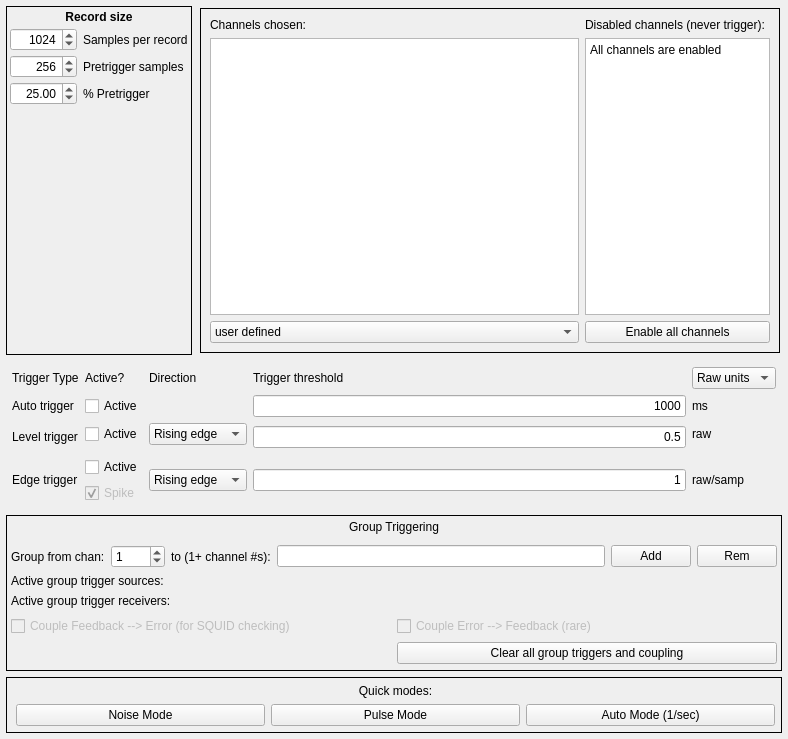
The window that dastardcommander/ui/trigger_config.ui (usnistgov/dastardcommander) describes before a commit, drawn with Qt 5.
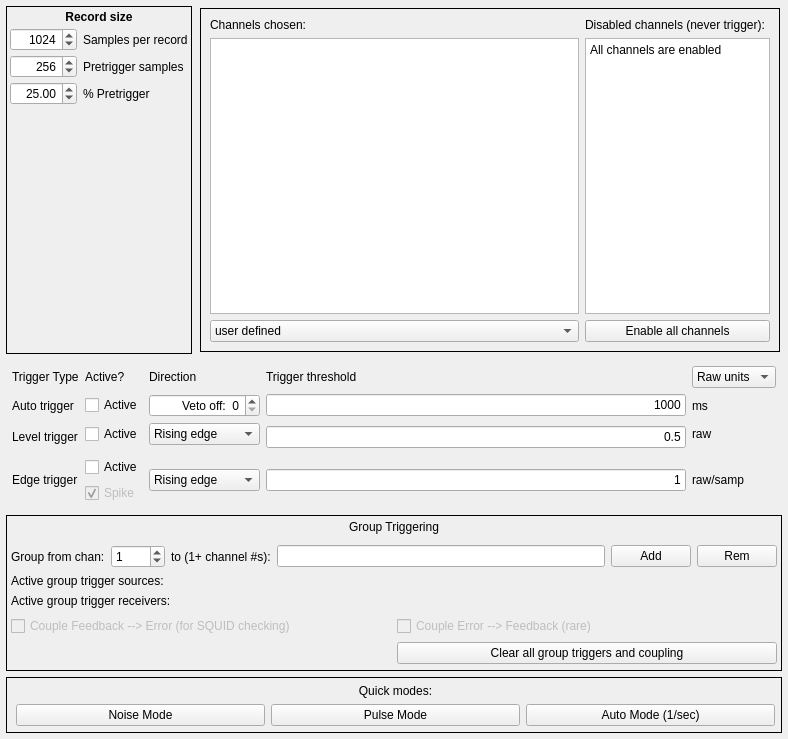
The same window after the commit.

Commit message: Add a GUI spin box for veto of auto triggers

The edit to the form file:
```diff
--- a/dastardcommander/ui/trigger_config.ui
+++ b/dastardcommander/ui/trigger_config.ui
@@ -648,6 +648,22 @@
         </property>
        </widget>
       </item>
+      <item row="1" column="2">
+       <widget class="QSpinBox" name="autoVetoRange">
+        <property name="toolTip">
+         <string>&lt;html&gt;&lt;head/&gt;&lt;body&gt;&lt;p&gt;Veto auto trigger records when [max-min] larger than this (or 0 to never veto).&lt;/p&gt;&lt;p&gt;Use non-zero values for recording pulse-free noise data.&lt;/p&gt;&lt;/body&gt;&lt;/html&gt;</string>
+        </property>
+        <property name="alignment">
+         <set>Qt::AlignRight|Qt::AlignTrailing|Qt::AlignVCenter</set>
+        </property>
+        <property name="prefix">
+         <string>Veto off:  </string>
+        </property>
+        <property name="maximum">
+         <number>65535</number>
+        </property>
+       </widget>
+      </item>
      </layout>
     </widget>
    </item>
```
Left out of the diff: 60 changed lines with no effect on the pictures. The commit also changes 1 other file.
